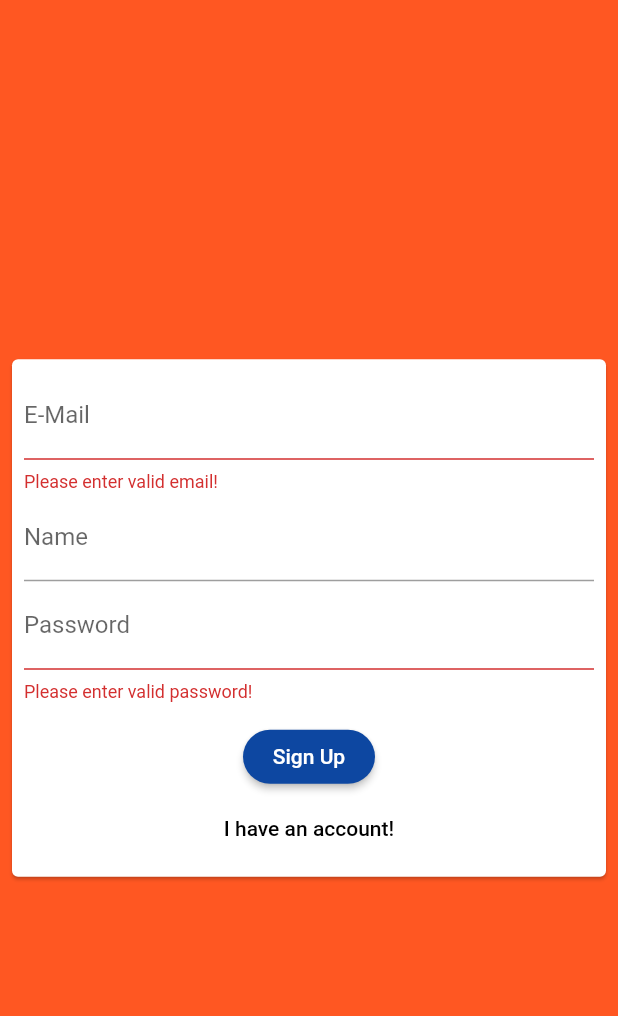
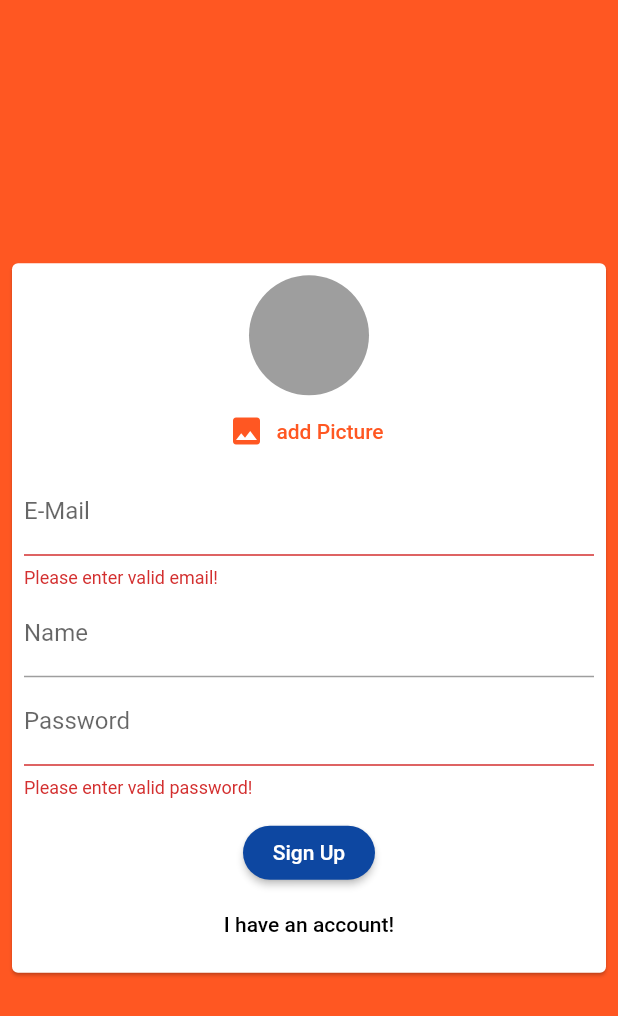
Before and after one commit to Limbobobby/Chatter-App, a Flutter app: the screen it shows after launch, after a tap on "Login", after a tap on "create new Account", on a phone screen of 412 x 824 dp. Shown: the top 1016 px of the screen. Run offline on Flutter 3.47's test engine with Material 2 defaults, Android fonts, the phone set to English and light mode, and no system bars; our stand-ins replace cloud_firestore, firebase_auth, firebase_storage, image_picker; accounts and stored records are empty.

```diff
--- a/lib/widgets/auth_form.dart
+++ b/lib/widgets/auth_form.dart
@@ -1,4 +1,6 @@
+import '../widgets/user_image_picker.dart';
 import 'package:flutter/material.dart';
+import 'dart:io';
 
 class AuthForm extends StatefulWidget {
   AuthForm(
@@ -7,9 +9,15 @@ class AuthForm extends StatefulWidget {
   );
 
   final bool _isLoading;
+
   final void Function(
-          String email, String name, String pw, bool isLogIn, BuildContext ctx)
-      submitFN;
+    String email,
+    String name,
+    String pw,
+    bool isLogIn,
+    BuildContext ctx,
+    File image,
+  ) submitFN;
 
   @override
   _AuthFormState createState() => _AuthFormState();
@@ -21,11 +29,21 @@ class _AuthFormState extends State<AuthForm> {
   String _userEmail = '';
   String _userName = '';
   String _userPw = '';
+  File _userImageFile;
+
+  void _pickedImage(File image) {
+    _userImageFile = image;
+  }
 
   void _trySubmit() {
     final isValid = _formKey.currentState.validate();
     print(isValid);
     FocusScope.of(context).unfocus();
+
+    if (_userImageFile == null && !_isLogin) {
+      Scaffold.of(context).showSnackBar(SnackBar(content: Text('no image')));
+      return;
+    }
 
     if (isValid) {
       _formKey.currentState.save();
@@ -35,6 +53,7 @@ class _AuthFormState extends State<AuthForm> {
         _userPw.trim(),
         _isLogin,
         context,
+        _userImageFile,
       );
     }
   }
@@ -52,6 +71,7 @@ class _AuthFormState extends State<AuthForm> {
                 child: Column(
                   mainAxisSize: MainAxisSize.min,
                   children: <Widget>[
+                    if (!_isLogin) InputImageWidget(_pickedImage),
                     // E-Mail Form
                     TextFormField(
                       key: ValueKey('email'),
--- a/lib/widgets/chat.dart
+++ b/lib/widgets/chat.dart
@@ -37,6 +37,8 @@ class Messages extends StatelessWidget {
                     msgSnapShot.data.documents[index]['userId'] ==
                         futureSnapShot.data.uid,
                     msgSnapShot.data.documents[index]['userId'],
+                    msgSnapShot.data.documents[index]['userName'],
+                    msgSnapShot.data.documents[index]['userUrl'],
 
                     //key: ValueKey(msgSnapShot.data.document[index].documentID),
                   );
--- a/lib/widgets/new_message.dart
+++ b/lib/widgets/new_message.dart
@@ -15,10 +15,14 @@ class _NewMessageState extends State<NewMessage> {
   void _sendMessage() async {
     FocusScope.of(context).unfocus();
     final user = await FirebaseAuth.instance.currentUser();
+    final userData =
+        await Firestore.instance.collection('users').document(user.uid).get();
     Firestore.instance.collection('chat').add({
       'text': _enteredString,
       'createdAt': Timestamp.now(),
-      'userId': user.uid
+      'userId': user.uid,
+      'userName': userData['username'],
+      'userUrl': userData['user_image'],
     });
     _controller.clear();
   }
--- /dev/null
+++ b/lib/widgets/user_image_picker.dart
@@ -0,0 +1,44 @@
+import 'package:flutter/material.dart';
+import 'dart:io';
+import 'package:image_picker/image_picker.dart';
+
+class InputImageWidget extends StatefulWidget {
+  InputImageWidget(this.imagePickFn);
+
+  final void Function(File pickedImage) imagePickFn;
+
+  @override
+  _InputImageWidgetState createState() => _InputImageWidgetState();
+}
+
+class _InputImageWidgetState extends State<InputImageWidget> {
+  File _pickedImage;
+
+  Future<void> _pickImage() async {
+    final picker = ImagePicker();
+    PickedFile image = await picker.getImage(
+        source: ImageSource.camera, imageQuality: 50, maxWidth: 150);
+
+    setState(() {
+      _pickedImage = File(image.path);
+    });
+    widget.imagePickFn(_pickedImage);
+  }
+
+  @override
+  Widget build(BuildContext context) {
+    return Column(children: [
+      CircleAvatar(
+        backgroundImage: _pickedImage != null ? FileImage(_pickedImage) : null,
+        backgroundColor: Colors.grey,
+        radius: 40,
+      ),
+      FlatButton.icon(
+        onPressed: _pickImage,
+        label: Text('add Picture'),
+        textColor: Theme.of(context).primaryColor,
+        icon: Icon(Icons.image),
+      )
+    ]);
+  }
+}
--- a/pubspec.yaml
+++ b/pubspec.yaml
@@ -30,6 +30,10 @@ dependencies:
   cupertino_icons: ^1.0.0
   cloud_firestore: ^0.13.5
   firebase_auth: ^0.16.1
+  image_picker: ^0.6.7+14
+  path_provider: ^1.6.24
+  path: ^1.7.0
+  firebase_storage: ^3.1.6
 
 
 dev_dependencies:
```
Also changed, not shown: lib/screens/auth_screen.dart (+13 -1 lines), lib/widgets/message_bubble.dart (+34 -5 lines), pubspec.lock.
